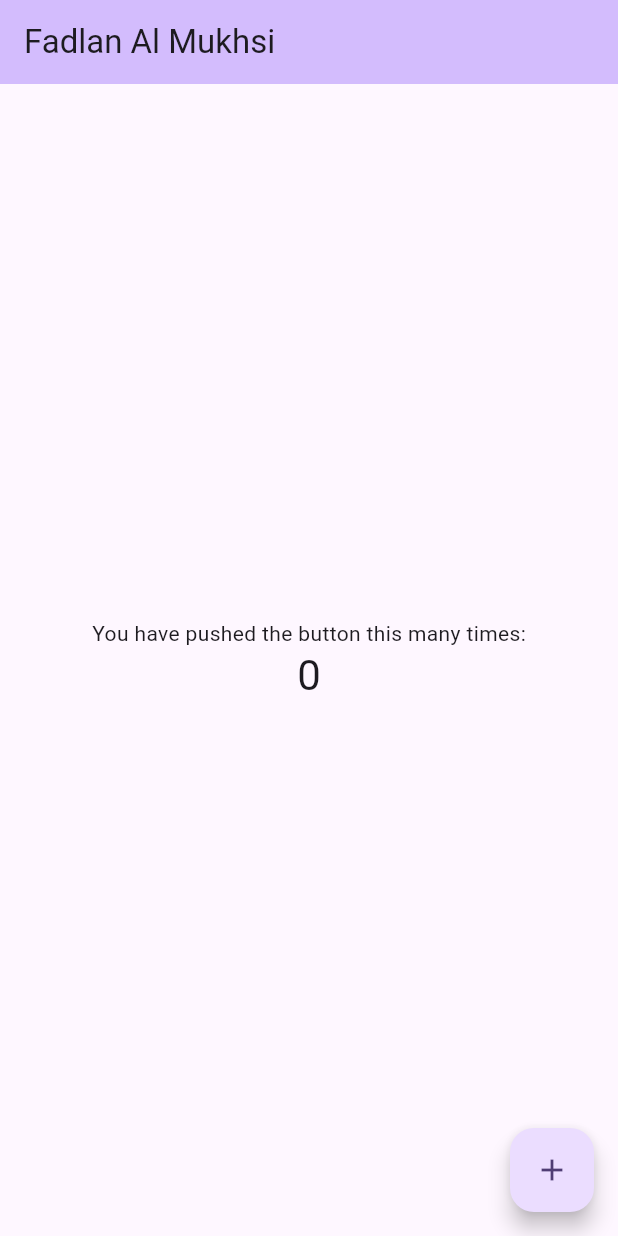
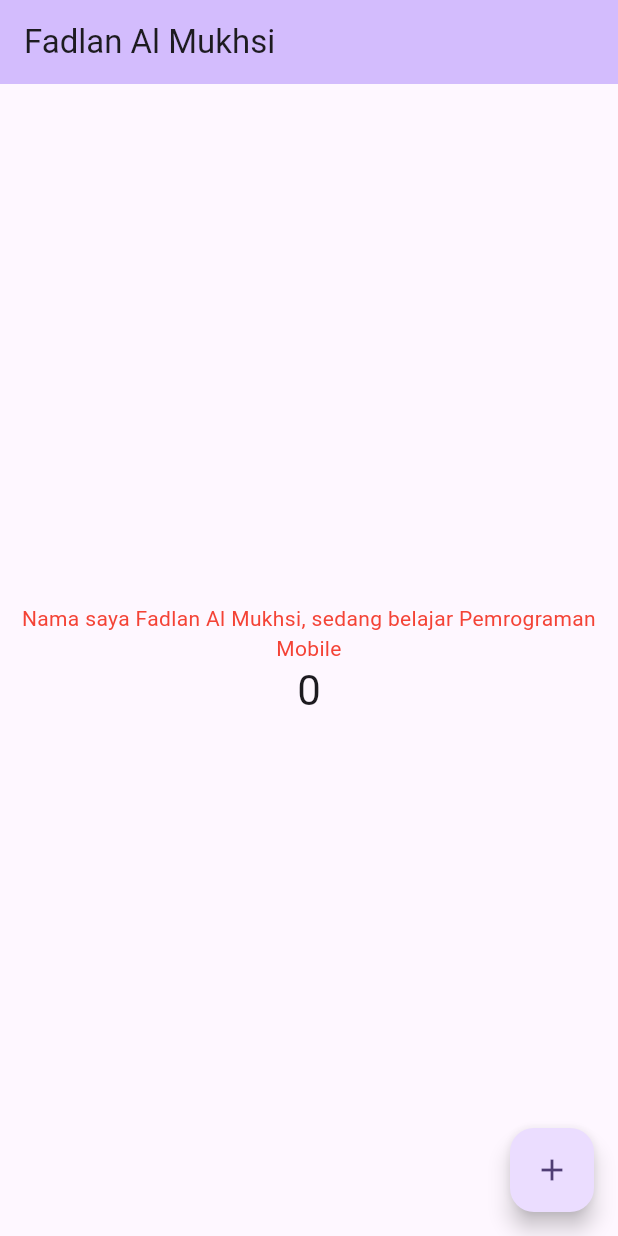
Before and after one commit to fadlanLp3i/flutter-fundamental-latih1, a Flutter app: the screen it shows after launch, on a phone screen of 412 x 824 dp. Run offline on Flutter 3.47's test engine with Material 3 defaults, Android fonts, the phone set to English and light mode, and no system bars.

```diff
--- a/lib/main.dart
+++ b/lib/main.dart
@@ -1,4 +1,7 @@
 import 'package:flutter/material.dart';
+import 'Basic_Widget/text_widget.dart';
+import 'Basic_Widget/image_widget.dart';
+
 
 void main() {
   runApp(const MyApp());
@@ -104,7 +107,7 @@ class _MyHomePageState extends State<MyHomePage> {
           // wireframe for each widget.
           mainAxisAlignment: MainAxisAlignment.center,
           children: <Widget>[
-            const Text('You have pushed the button this many times:'),
+            const MyTextWidget(),
             Text(
               '$_counter',
               style: Theme.of(context).textTheme.headlineMedium,
```
Also changed, not shown: IMG/Screenshot (11).png (deleted), IMG/Screenshot (12).png (deleted), IMG/Screenshot (13).png (deleted), IMG/Screenshot (14).png (deleted), IMG/Screenshot (15).png (deleted), IMG/Screenshot (3).png (deleted), IMG/Screenshot (4).png (deleted), IMG/Screenshot (6).png (deleted), IMG/Screenshot (8).png (deleted), IMG/Succes02.1.png (deleted), IMG/Success02.png (added), IMG/succes02.2.png (deleted), 1 other file.
